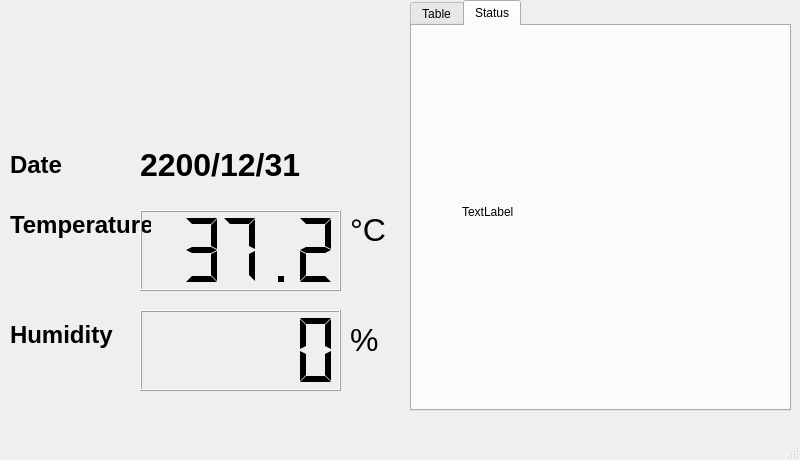
Qt form HTsensor_record_new.ui (TaroballzChen/RaspberryPi_HTsensor_display) before a commit.
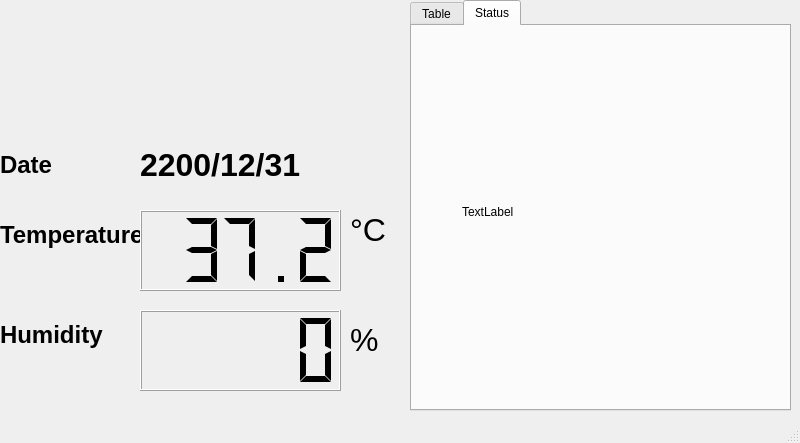
The same form after that commit.

What changed in the file:
```diff
--- a/HTsensor_record_new.ui
+++ b/HTsensor_record_new.ui
@@ -7,13 +7,13 @@
     <x>0</x>
     <y>0</y>
     <width>800</width>
-    <height>460</height>
+    <height>443</height>
    </rect>
   </property>
   <property name="maximumSize">
    <size>
-    <width>800</width>
-    <height>460</height>
+    <width>1920</width>
+    <height>1080</height>
    </size>
   </property>
   <property name="windowTitle">
@@ -23,8 +23,8 @@
    <widget class="QLabel" name="TemperatureLabel">
     <property name="geometry">
      <rect>
-      <x>10</x>
-      <y>200</y>
+      <x>0</x>
+      <y>210</y>
       <width>141</width>
       <height>51</height>
      </rect>
@@ -36,7 +36,7 @@
    <widget class="QLabel" name="HumidityLabel">
     <property name="geometry">
      <rect>
-      <x>10</x>
+      <x>0</x>
       <y>310</y>
       <width>141</width>
       <height>51</height>
@@ -111,7 +111,7 @@
    <widget class="QLabel" name="DateLabel">
     <property name="geometry">
      <rect>
-      <x>10</x>
+      <x>0</x>
       <y>140</y>
       <width>141</width>
       <height>51</height>
```
